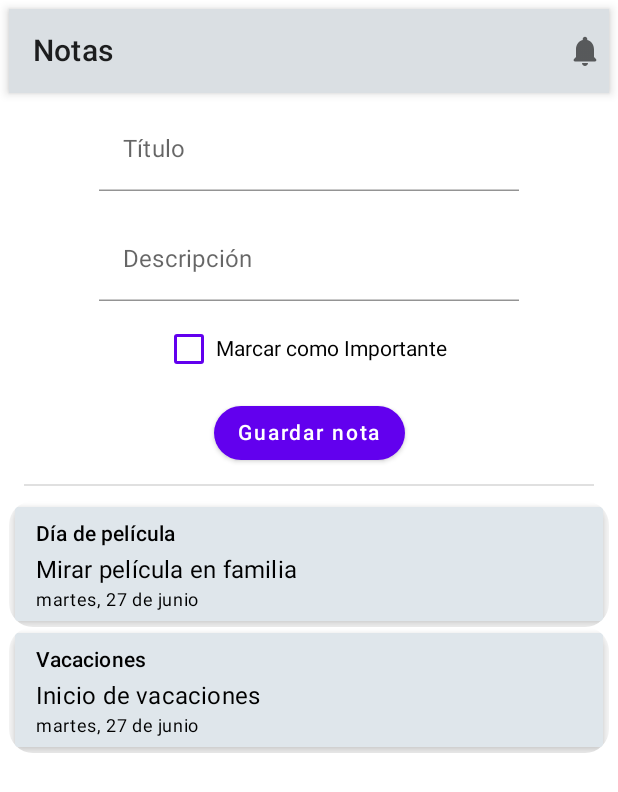
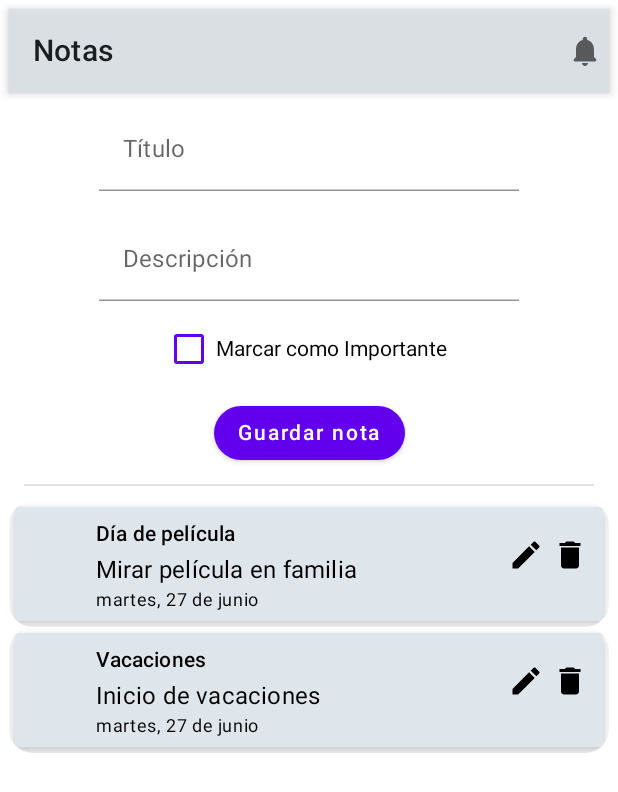
Before and after one commit to hernanRuiz/NotesApp_JetPackComposePOC, an Android app built with Jetpack Compose: the @Preview function NoteScreenPreview, on a phone screen of 412 x 824 dp. Shown: the top 792 px of the screen. Run offline under Robolectric (Android 15) with nearby library versions, the phone set to English and light mode, and no system bars; our stand-ins replace Room's generated code.

```diff
--- a/src/main/AndroidManifest.xml
+++ b/src/main/AndroidManifest.xml
@@ -3,6 +3,7 @@
     xmlns:tools="http://schemas.android.com/tools">
 
     <application
+        android:name=".NoteAplication"
         android:allowBackup="true"
         android:dataExtractionRules="@xml/data_extraction_rules"
         android:fullBackupContent="@xml/backup_rules"
--- a/src/main/java/com/example/notesapp/components/NoteComponents.kt
+++ b/src/main/java/com/example/notesapp/components/NoteComponents.kt
@@ -1,7 +1,10 @@
 package com.example.notesapp.components
 
 import androidx.compose.foundation.clickable
-import androidx.compose.foundation.layout.*
+import androidx.compose.foundation.layout.Row
+import androidx.compose.foundation.layout.Spacer
+import androidx.compose.foundation.layout.padding
+import androidx.compose.foundation.layout.size
 import androidx.compose.foundation.shape.CircleShape
 import androidx.compose.foundation.text.KeyboardActions
 import androidx.compose.foundation.text.KeyboardOptions
@@ -22,6 +25,7 @@ import androidx.compose.ui.platform.LocalSoftwareKeyboardController
 import androidx.compose.ui.res.colorResource
 import androidx.compose.ui.text.input.ImeAction
 import androidx.compose.ui.unit.dp
+
 import com.example.notesapp.R
 
 
--- a/src/main/java/com/example/notesapp/model/Note.kt
+++ b/src/main/java/com/example/notesapp/model/Note.kt
@@ -1,13 +1,28 @@
 package com.example.notesapp.model
 
-import java.time.LocalDateTime
+import androidx.room.ColumnInfo
+import androidx.room.Entity
+import androidx.room.PrimaryKey
+import java.time.Instant
 import java.util.UUID
+import java.util.Date
 
 
+@Entity(tableName = "notes_tbl")
 data class Note(
+
+    @PrimaryKey
     val id: UUID = UUID.randomUUID(),
+
+    @ColumnInfo(name = "note_title")
     val title: String,
+
+    @ColumnInfo(name = "note_description")
     val description: String,
-    val entryDate: LocalDateTime = LocalDateTime.now(),
+
+    @ColumnInfo(name = "note_entry_date")
+    val entryDate: Date = Date.from(Instant.now()),
+
+    @ColumnInfo(name = "note_important_mark")
     val isImportant: Boolean = false
 )
--- a/src/main/java/com/example/notesapp/screen/NoteScreen.kt
+++ b/src/main/java/com/example/notesapp/screen/NoteScreen.kt
@@ -1,14 +1,16 @@
 package com.example.notesapp.screen
 
 import android.widget.Toast
+
 import androidx.compose.foundation.Image
 import androidx.compose.foundation.clickable
+import androidx.compose.foundation.layout.Row
 import androidx.compose.foundation.layout.Column
-import androidx.compose.foundation.layout.Row
 import androidx.compose.foundation.layout.padding
 import androidx.compose.foundation.layout.fillMaxWidth
 import androidx.compose.foundation.layout.fillMaxHeight
 import androidx.compose.foundation.layout.Arrangement
+import androidx.compose.foundation.layout.wrapContentWidth
 import androidx.compose.foundation.lazy.LazyColumn
 import androidx.compose.foundation.lazy.items
 import androidx.compose.foundation.shape.RoundedCornerShape
@@ -19,6 +21,8 @@ import androidx.compose.material.Divider
 import androidx.compose.material.Surface
 import androidx.compose.material.MaterialTheme
 import androidx.compose.material.icons.Icons
+import androidx.compose.material.icons.filled.Delete
+import androidx.compose.material.icons.filled.Edit
 import androidx.compose.material.icons.rounded.Notifications
 import androidx.compose.runtime.Composable
 import androidx.compose.runtime.remember
@@ -36,20 +40,27 @@ import androidx.compose.ui.res.painterResource
 import androidx.compose.ui.res.stringResource
 import androidx.compose.ui.tooling.preview.Preview
 import androidx.compose.ui.unit.dp
+
 import com.example.notesapp.R
 import com.example.notesapp.components.NoteButton
 import com.example.notesapp.components.NoteCheckBox
 import com.example.notesapp.components.NoteInputText
 import com.example.notesapp.data.NotesDataSource
 import com.example.notesapp.model.Note
-import java.time.format.DateTimeFormatter
-import java.util.Locale
+import com.example.notesapp.util.formatDate
 
+import java.util.UUID
+
+
+private var isUpdate = false
+private lateinit var id : UUID
+private const val ICON = "Icon"
 
 @Composable
 fun NoteScreen(
     notes: List<Note>,
     onAddNote: (Note) -> Unit,
+    onUpdateNote: (Note) -> Unit,
     onRemoveNote: (Note) -> Unit
 ) {
     var title by remember { mutableStateOf("") }
@@ -57,14 +68,16 @@ fun NoteScreen(
     val context = LocalContext.current
     var isImportant by remember {mutableStateOf(false)}
     val successNoteSaveID = stringResource(id = R.string.note_save_success)
+    val successNoteUpdateID = stringResource(id = R.string.note_update_success)
+    val topBarColor = 0xFFDADFE3
 
     //View content
     Column(modifier = Modifier.padding(6.dp)) {
 
         TopAppBar(
             title = { Text(text = stringResource(id = R.string.app_name_sp)) },
-            actions = {Icon(imageVector = Icons.Rounded.Notifications, contentDescription = "Icon")},
-            backgroundColor = Color(0xFFDADFE3))
+            actions = {Icon(imageVector = Icons.Rounded.Notifications, contentDescription = ICON)},
+            backgroundColor = Color(topBarColor))
 
         Column(modifier = Modifier.fillMaxWidth(),
                 horizontalAlignment = Alignment.CenterHorizontally){
@@ -98,18 +111,21 @@ fun NoteScreen(
                 label = stringResource(id = R.string.mark_as_important)
             )
 
-
-
             NoteButton(
                 text = stringResource(id = R.string.save_note),
                 onClick = {
-
                     if(title.isNotEmpty() && description.isNotEmpty()){
-                        onAddNote(Note(title = title, description = description, isImportant = isImportant))
+                        var toastStringId = successNoteSaveID
+                        if(isUpdate){
+                            toastStringId = successNoteUpdateID
+                            onUpdateNote(Note(id = id, title = title, description = description, isImportant = isImportant))
+                        } else {
+                            onAddNote(Note(title = title, description = description, isImportant = isImportant))
+                        }
                         title = ""
                         description = ""
                         isImportant = false
-                        Toast.makeText(context, successNoteSaveID, Toast.LENGTH_SHORT).show()
+                        Toast.makeText(context, toastStringId, Toast.LENGTH_SHORT).show()
                     }
                 }
             )
@@ -119,9 +135,17 @@ fun NoteScreen(
 
         LazyColumn {
             items(notes){ note ->
-                NoteRow(note = note, onNoteClicked = {
-                    onRemoveNote(it)
-                })
+                NoteRow(note = note,
+                    onNoteClicked = {
+                        onRemoveNote(note)
+                    },
+                    onNoteEdited = {
+                        title = note.title
+                        description = note.description
+                        isImportant = note.isImportant
+                        id = note.id
+                    }
+                )
             }
         }
     }
@@ -131,56 +155,98 @@ fun NoteScreen(
 fun NoteRow(
     modifier: Modifier = Modifier,
     note: Note,
-    onNoteClicked: (Note) -> Unit
+    onNoteClicked: (Note) -> Unit,
+    onNoteEdited: (Note) -> Unit
 ){
     val datePattern = stringResource(id = R.string.date_pattern)
     val dateLanguage = stringResource(id = R.string.language)
+    val noteColor = 0xFFDFE6EB
 
     Surface(
         modifier
             .clip(RoundedCornerShape(16.dp))
-            .padding(4.dp)
-            .fillMaxWidth(),
-        color = Color(0xFFDFE6EB),
+            .padding(4.dp),
+        color = Color(noteColor),
         elevation = 6.dp)
     {
-        Row(modifier = Modifier
-            .fillMaxWidth()
-            .clickable { onNoteClicked(note) },
-            horizontalArrangement = Arrangement.SpaceBetween) {
-
-            Column(
-                modifier
-                    .padding(horizontal = 14.dp, vertical = 6.dp),
-                horizontalAlignment =  Alignment.Start){
-                Text(text = note.title, style = MaterialTheme.typography.subtitle2)
-                Text(text = note.description, style = MaterialTheme.typography.subtitle1)
-                Text(text = note.entryDate.format(DateTimeFormatter.ofPattern(datePattern, Locale(dateLanguage, dateLanguage.uppercase()))),
-                    style = MaterialTheme.typography.caption)
-            }
-        }
         Column(modifier = Modifier
             .fillMaxHeight()
+            .padding(start = 10.dp)
             .padding(
                 top = 20.dp, end = 10.dp
             ),
             verticalArrangement = Arrangement.Center,
-            horizontalAlignment = Alignment.End
+            horizontalAlignment = Alignment.Start
         ){
             val alphaValue = if (note.isImportant) 1f else 0f
             Image(
                 painterResource(R.drawable.important_icon),
-                contentDescription = "important tag",
+                contentDescription = stringResource(id = R.string.mark_as_important_tag),
                 modifier = Modifier.alpha(alphaValue),
                 contentScale = ContentScale.Inside
             )
         }
 
+        Row(modifier = Modifier
+            .fillMaxWidth(),
+            horizontalArrangement = Arrangement.SpaceBetween) {
+
+            Column(
+                modifier = Modifier
+                    .padding(start = 40.dp)
+                    .padding(horizontal = 14.dp, vertical = 6.dp)
+                    .weight(8f),
+                horizontalAlignment =  Alignment.Start){
+                Text(modifier = Modifier.fillMaxWidth(),text = note.title, style = MaterialTheme.typography.subtitle2)
+                Text(modifier = Modifier.fillMaxWidth(), text = note.description, style = MaterialTheme.typography.subtitle1)
+                Text(modifier = Modifier.fillMaxWidth(), text = formatDate(note.entryDate.time, datePattern, dateLanguage), style = MaterialTheme.typography.caption)
+            }
+
+            Column(modifier = Modifier
+                .clickable {
+                    isUpdate = true
+                    onNoteEdited(note)
+                }
+                .wrapContentWidth(Alignment.End)
+                .weight(1f)
+                .padding(
+                    top = 20.dp
+                ),
+                verticalArrangement = Arrangement.Center,
+                horizontalAlignment = Alignment.End
+            ){
+                Image(
+                    Icons.Default.Edit,
+                    contentDescription = stringResource(id = R.string.edit_note),
+                    modifier = Modifier,
+                    contentScale = ContentScale.Inside
+                )
+            }
+
+            Column(modifier = Modifier
+                .fillMaxHeight()
+                .weight(1f)
+                .clickable { onNoteClicked(note) }
+                .padding(
+                    top = 20.dp, end = 10.dp
+                ),
+                verticalArrangement = Arrangement.Center,
+                horizontalAlignment = Alignment.End
+            ){
+                Image(
+                    Icons.Default.Delete,
+                    contentDescription = stringResource(id = R.string.delete_note),
+                    modifier = Modifier,
+                    contentScale = ContentScale.Inside
+                )
+            }
+        }
     }
 }
+
 
 @Preview(showBackground = true)
 @Composable
 fun NoteScreenPreview() {
-    NoteScreen(notes = NotesDataSource().loadNotes(), onAddNote = {}, onRemoveNote = {})
+    NoteScreen(notes = NotesDataSource().loadNotes(), onAddNote = {}, onRemoveNote = {}, onUpdateNote = {})
 }
--- /dev/null
+++ b/src/main/java/com/example/notesapp/util/DateUtilities.kt
@@ -0,0 +1,10 @@
+package com.example.notesapp.util
+
+import java.text.SimpleDateFormat
+import java.util.Date
+import java.util.Locale
+
+fun formatDate(time: Long, dateFormat: String, dateLanguage: String): String{
+    val formatPattern = SimpleDateFormat(dateFormat, Locale(dateLanguage, dateLanguage.uppercase()))
+    return formatPattern.format(Date(time))
+}
--- a/src/main/res/values/strings.xml
+++ b/src/main/res/values/strings.xml
@@ -9,4 +9,8 @@
     <string name="date_pattern">"EEEE, d 'de' MMMM"</string>
     <string name="mark_as_important">Marcar como Importante</string>
     <string name="note_save_success">Nota guardada exitosamente</string>
+    <string name="note_update_success">Nota actualizada exitosamente</string>
+    <string name="edit_note">Editar nota</string>
+    <string name="delete_note">Eliminar nota</string>
+    <string name="mark_as_important_tag">Important!</string>
 </resources>
```
Also changed, not shown: build.gradle (+17 -0 lines), src/main/java/com/example/notesapp/MainActivity.kt (+12 -5 lines), src/main/java/com/example/notesapp/NoteAplication.kt (added, +8 -0 lines), src/main/java/com/example/notesapp/data/NoteDatabase.kt (added, +14 -0 lines), src/main/java/com/example/notesapp/data/NoteDatabaseDao.kt (added, +32 -0 lines), src/main/java/com/example/notesapp/di/AppModule.kt (added, +38 -0 lines), src/main/java/com/example/notesapp/repository/NoteRepository.kt (added, +18 -0 lines), src/main/java/com/example/notesapp/util/DateConverter.kt (added, +18 -0 lines), src/main/java/com/example/notesapp/util/UUIDConverter.kt (added, +18 -0 lines), src/main/java/com/example/notesapp/viewmodel/NoteViewModel.kt (+35 -11 lines).
